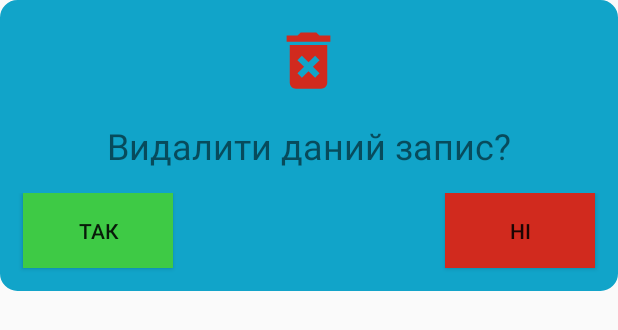
After one commit to masssimeliano/NoteMe, an Android app: the layout dialog_window_delete_note.xml on its own in the app's theme, with its tools: preview values and no code run, on a phone screen of 412 x 824 dp. The commit adds this screen. Shown: the top 330 px of the screen. Run offline under Robolectric (Android 15) with nearby library versions, the phone set to English and light mode, and no system bars.

Commit message:
Упорядочил код, доделал недоработку с сохранением заметки и добавил диалоговое окно о удалении заметки TODO : Комментарии о работе БД

```diff
--- /dev/null
+++ b/app/src/main/res/drawable-v24/corner_radius_dialog_window.xml
@@ -0,0 +1,12 @@
+<?xml version="1.0" encoding="UTF-8"?>
+<shape
+    xmlns:android="http://schemas.android.com/apk/res/android">
+    <solid android:color="@color/colorLightBlue"/>
+    <stroke android:width="3dp"
+        android:color="@color/colorLightBlue" />
+    <corners android:radius="10dp"/>
+    <padding android:left="0dp"
+        android:top="0dp"
+        android:right="0dp"
+        android:bottom="0dp" />
+</shape>
--- a/app/src/main/res/drawable/corner_radius.xml
+++ b/app/src/main/res/drawable/corner_radius_scrollview.xml
@@ -1,8 +1,8 @@
 <?xml version="1.0" encoding="UTF-8"?>
 <shape
     xmlns:android="http://schemas.android.com/apk/res/android">
-    <solid android:color="#FFFFFF"/>
-    <stroke android:width="3dp" android:color="#B1BCBE" />
+    <solid android:color="@color/colorWhite"/>
+    <stroke android:width="3dp" android:color="@color/colorWhite" />
     <corners android:radius="10dp"/>
     <padding android:left="0dp" android:top="0dp" android:right="0dp" android:bottom="0dp" />
 </shape>
--- /dev/null
+++ b/app/src/main/res/drawable/delete_forever_sign.xml
@@ -0,0 +1,10 @@
+<vector
+    android:height="24dp"
+    android:tint="#D12A1E"
+    android:viewportHeight="24.0"
+    android:viewportWidth="24.0"
+    android:width="24dp"
+    xmlns:android="http://schemas.android.com/apk/res/android">
+    <path android:fillColor="#D12A1E"
+        android:pathData="M6,19c0,1.1 0.9,2 2,2h8c1.1,0 2,-0.9 2,-2L18,7L6,7v12zM8.46,11.88l1.41,-1.41L12,12.59l2.12,-2.12 1.41,1.41L13.41,14l2.12,2.12 -1.41,1.41L12,15.41l-2.12,2.12 -1.41,-1.41L10.59,14l-2.13,-2.12zM15.5,4l-1,-1h-5l-1,1L5,4v2h14L19,4z"/>
+</vector>
--- a/app/src/main/res/layout/activity_main.xml
+++ b/app/src/main/res/layout/activity_main.xml
@@ -13,7 +13,7 @@
         android:layout_width="match_parent"
         android:layout_height="0dp"
         android:layout_margin="15dp"
-        android:background="@drawable/corner_radius"
+        android:background="@drawable/corner_radius_scrollview"
         app:layout_constraintBottom_toTopOf="@+id/mIVAddNote"
         app:layout_constraintEnd_toEndOf="parent"
         app:layout_constraintHorizontal_bias="1.0"
@@ -24,6 +24,7 @@
             android:id="@+id/mLL"
             android:layout_width="match_parent"
             android:layout_height="wrap_content"
+            android:layout_margin="15dp"
             android:orientation="vertical" />
     </ScrollView>
 
--- /dev/null
+++ b/app/src/main/res/layout/dialog_window_delete_note.xml
@@ -0,0 +1,57 @@
+<?xml version="1.0" encoding="utf-8"?>
+<LinearLayout
+    xmlns:android="http://schemas.android.com/apk/res/android"
+    xmlns:app="http://schemas.android.com/apk/res-auto"
+    android:layout_width="match_parent"
+    android:layout_height="wrap_content"
+    android:background="@drawable/corner_radius_dialog_window"
+    android:orientation="vertical">
+
+    <ImageView
+        android:id="@+id/mIVDelete"
+        android:layout_width="50dp"
+        android:layout_height="50dp"
+        android:layout_gravity="center"
+        android:layout_margin="15dp"
+        app:srcCompat="@drawable/delete_forever_sign" />
+
+    <TextView
+        android:id="@+id/mTVDelete"
+        android:layout_width="wrap_content"
+        android:layout_height="wrap_content"
+        android:layout_gravity="center"
+        android:layout_marginStart="15dp"
+        android:layout_marginLeft="15dp"
+        android:layout_marginEnd="15dp"
+        android:layout_marginBottom="15dp"
+        android:text="Видалити даний запис?"
+        android:textSize="24sp" />
+
+    <androidx.constraintlayout.widget.ConstraintLayout
+        android:layout_width="match_parent"
+        android:layout_height="wrap_content">
+
+        <Button
+            android:id="@+id/mBYes"
+            android:layout_width="100dp"
+            android:layout_height="50dp"
+            android:layout_margin="15dp"
+            android:background="@color/colorGreen"
+            android:text="Так"
+            app:layout_constraintBottom_toBottomOf="parent"
+            app:layout_constraintStart_toStartOf="parent" />
+
+        <Button
+            android:id="@+id/mBNo"
+            android:layout_width="100dp"
+            android:layout_height="50dp"
+            android:layout_margin="15dp"
+            android:background="@color/colorRed"
+            android:baselineAligned="false"
+            android:text="Ні"
+
+            app:layout_constraintBottom_toBottomOf="parent"
+            app:layout_constraintEnd_toEndOf="parent" />
+    </androidx.constraintlayout.widget.ConstraintLayout>
+
+</LinearLayout>
--- a/app/src/main/res/values/colors.xml
+++ b/app/src/main/res/values/colors.xml
@@ -7,4 +7,6 @@
     <color name="colorGray">#ACA7A7</color>
     <color name="colorLightBlue">#11A4C9</color>
     <color name="colorWhite">#FFFFFF</color>
+    <color name="colorGreen">#3ECA45</color>
+    <color name="colorRed">#D12A1E</color>
 </resources>
```
Also changed, not shown: app/src/main/java/com/example/noteme/MainActivity.java (+111 -60 lines).
